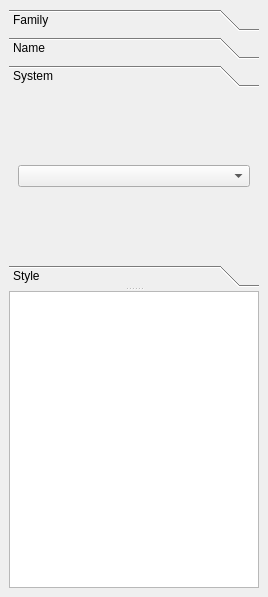
This is dockfonts.ui in GrandFatherPikhto/Glyph as Qt 5 draws it before an edit. The edited form follows.
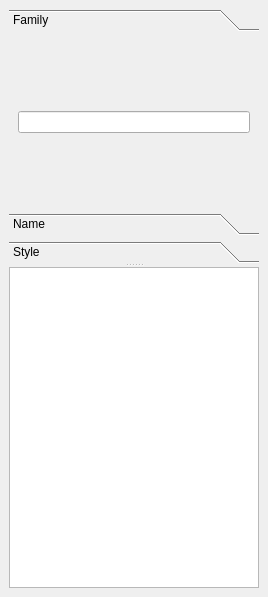
This is the edited form. The open tabs and pages were chosen to show the change.

```diff
--- a/dockfonts.ui
+++ b/dockfonts.ui
@@ -21,6 +21,18 @@
        <enum>Qt::Orientation::Vertical</enum>
       </property>
       <widget class="QToolBox" name="toolBoxFilters">
+       <property name="sizePolicy">
+        <sizepolicy hsizetype="Preferred" vsizetype="Minimum">
+         <horstretch>0</horstretch>
+         <verstretch>0</verstretch>
+        </sizepolicy>
+       </property>
+       <property name="minimumSize">
+        <size>
+         <width>0</width>
+         <height>0</height>
+        </size>
+       </property>
        <property name="currentIndex">
         <number>3</number>
        </property>
@@ -29,8 +41,8 @@
          <rect>
           <x>0</x>
           <y>0</y>
-          <width>83</width>
-          <height>40</height>
+          <width>250</width>
+          <height>183</height>
          </rect>
         </property>
         <attribute name="label">
@@ -60,24 +72,6 @@
          </item>
         </layout>
        </widget>
-       <widget class="QWidget" name="page">
-        <property name="geometry">
-         <rect>
-          <x>0</x>
-          <y>0</y>
-          <width>83</width>
-          <height>40</height>
-         </rect>
-        </property>
-        <attribute name="label">
-         <string>System</string>
-        </attribute>
-        <layout class="QVBoxLayout" name="verticalLayout_3">
-         <item>
-          <widget class="QComboBox" name="comboBoxSystem"/>
-         </item>
-        </layout>
-       </widget>
        <widget class="QWidget" name="pageStyle">
         <property name="geometry">
          <rect>
```
Left out of the diff: 8 changed lines with no effect on the pictures.
